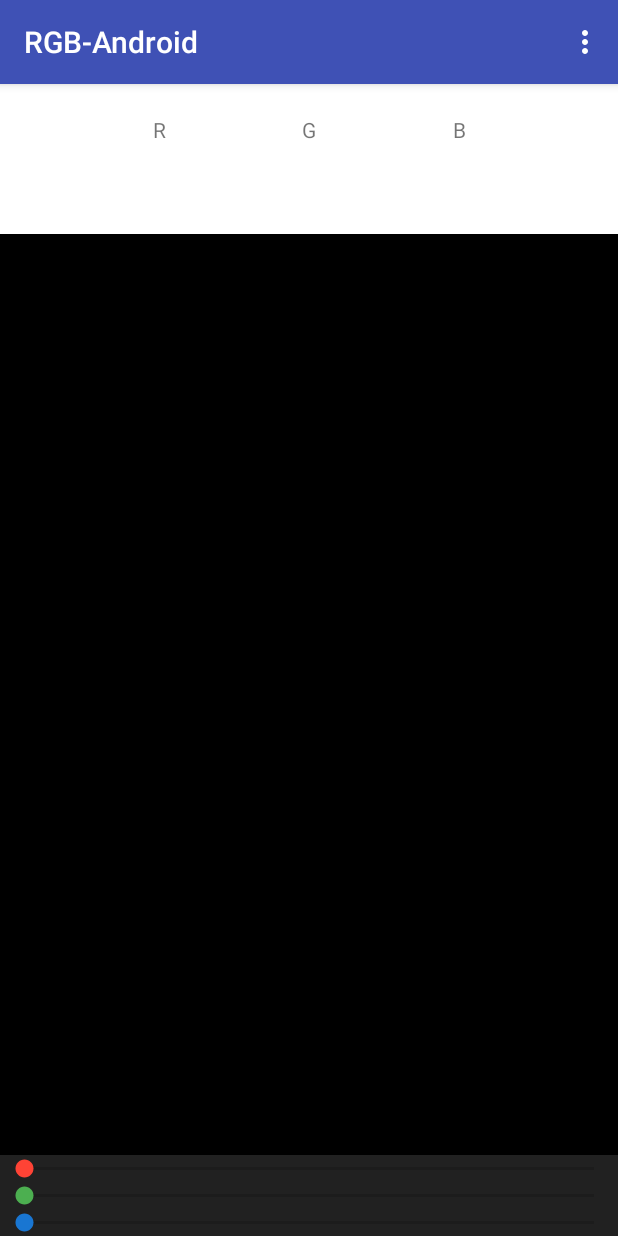
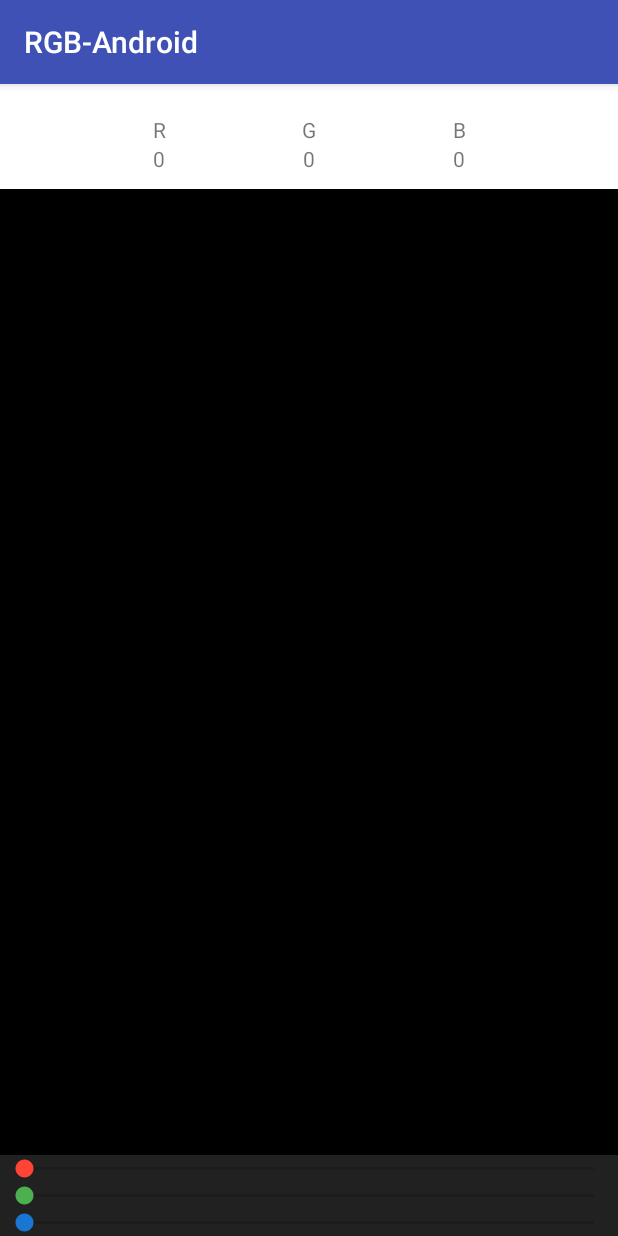
Before and after one commit to brunov0id/RGB-Android, an Android app: the screen it shows after launch (MainActivity), on a phone screen of 412 x 824 dp. Run offline under Robolectric (Android 15) with nearby library versions, the phone set to English and light mode, and no system bars.

Commit message:
Finalizado Projeto v.01

```diff
--- a/app/src/main/java/betweenbits/rgb_android/MainActivity.java
+++ b/app/src/main/java/betweenbits/rgb_android/MainActivity.java
@@ -1,38 +1,113 @@
 package betweenbits.rgb_android;
 
+import android.graphics.Color;
 import android.support.v7.app.ActionBarActivity;
 import android.os.Bundle;
-import android.view.Menu;
-import android.view.MenuItem;
-
+import android.widget.RelativeLayout;
+import android.widget.SeekBar;
+import android.widget.TextView;
 
 public class MainActivity extends ActionBarActivity {
+
+    private RelativeLayout viewMain;
+    private TextView textRed;
+    private TextView textGreen;
+    private TextView textBlue;
+
+    private SeekBar seekRed;
+    private SeekBar seekGreen;
+    private SeekBar seekBlue;
 
     @Override
     protected void onCreate(Bundle savedInstanceState) {
         super.onCreate(savedInstanceState);
         setContentView(R.layout.activity_main);
+
+        initializeViews();
+
+        changeValueRed();
+        changeValueGreen();
+        changeValueBlue();
+
+        initializeValues();
     }
 
-    @Override
-    public boolean onCreateOptionsMenu(Menu menu) {
-        // Inflate the menu; this adds items to the action bar if it is present.
-        getMenuInflater().inflate(R.menu.menu_main, menu);
-        return true;
+    private void initializeViews() {
+        viewMain  = (RelativeLayout) findViewById(R.id.viewMain);
+        textRed   = (TextView) findViewById(R.id.textRed);
+        textGreen = (TextView) findViewById(R.id.textGreen);
+        textBlue  = (TextView) findViewById(R.id.textBlue);
+
+        seekRed   = (SeekBar) findViewById(R.id.seekRed);
+        seekGreen = (SeekBar) findViewById(R.id.seekGreen);
+        seekBlue  = (SeekBar) findViewById(R.id.seekBlue);
     }
 
-    @Override
-    public boolean onOptionsItemSelected(MenuItem item) {
-        // Handle action bar item clicks here. The action bar will
-        // automatically handle clicks on the Home/Up button, so long
-        // as you specify a parent activity in AndroidManifest.xml.
-        int id = item.getItemId();
+    private void initializeValues() {
+        viewMain.setBackgroundColor(Color.rgb(seekRed.getProgress(), seekGreen.getProgress(), seekBlue.getProgress()));
 
-        //noinspection SimplifiableIfStatement
-        if (id == R.id.action_settings) {
-            return true;
-        }
+        textRed.setText("" + seekRed.getProgress());
+        textGreen.setText("" + seekGreen.getProgress());
+        textBlue.setText("" + seekBlue.getProgress());
+    }
 
-        return super.onOptionsItemSelected(item);
+    public void changeValueRed() {
+        seekRed.setOnSeekBarChangeListener(new SeekBar.OnSeekBarChangeListener() {
+            @Override
+            public void onProgressChanged(SeekBar seekBar, int progress, boolean fromUser) {
+                textRed.setText("" + progress);
+                viewMain.setBackgroundColor(Color.rgb(progress, seekGreen.getProgress(), seekBlue.getProgress()));
+            }
+
+            @Override
+            public void onStartTrackingTouch(SeekBar seekBar) {
+
+            }
+
+            @Override
+            public void onStopTrackingTouch(SeekBar seekBar) {
+
+            }
+        });
+    }
+
+    public void changeValueGreen() {
+        seekGreen.setOnSeekBarChangeListener(new SeekBar.OnSeekBarChangeListener() {
+            @Override
+            public void onProgressChanged(SeekBar seekBar, int progress, boolean fromUser) {
+                textGreen.setText("" + progress);
+                viewMain.setBackgroundColor(Color.rgb(seekRed.getProgress(), progress, seekBlue.getProgress()));
+            }
+
+            @Override
+            public void onStartTrackingTouch(SeekBar seekBar) {
+
+            }
+
+            @Override
+            public void onStopTrackingTouch(SeekBar seekBar) {
+
+            }
+        });
+    }
+
+    public void changeValueBlue() {
+        seekBlue.setOnSeekBarChangeListener(new SeekBar.OnSeekBarChangeListener() {
+            @Override
+            public void onProgressChanged(SeekBar seekBar, int progress, boolean fromUser) {
+                textBlue.setText("" + progress);
+                viewMain.setBackgroundColor(Color.rgb(seekRed.getProgress(), seekGreen.getProgress(), progress));
+            }
+
+            @Override
+            public void onStartTrackingTouch(SeekBar seekBar) {
+
+            }
+
+            @Override
+            public void onStopTrackingTouch(SeekBar seekBar) {
+
+            }
+        });
     }
 }
--- a/app/src/main/res/layout/activity_main.xml
+++ b/app/src/main/res/layout/activity_main.xml
@@ -3,12 +3,12 @@
     android:layout_width="match_parent"
     android:layout_height="match_parent"
     tools:context=".MainActivity"
-    android:id="@+id/relativeLayout"
+    android:id="@+id/viewMain"
     android:background="#ff000000">
 
     <RelativeLayout
         android:layout_width="match_parent"
-        android:layout_height="100dp"
+        android:layout_height="70dp"
         android:background="#FFFFFF"
         android:layout_alignParentTop="true"
         android:layout_centerHorizontal="true" >
```
